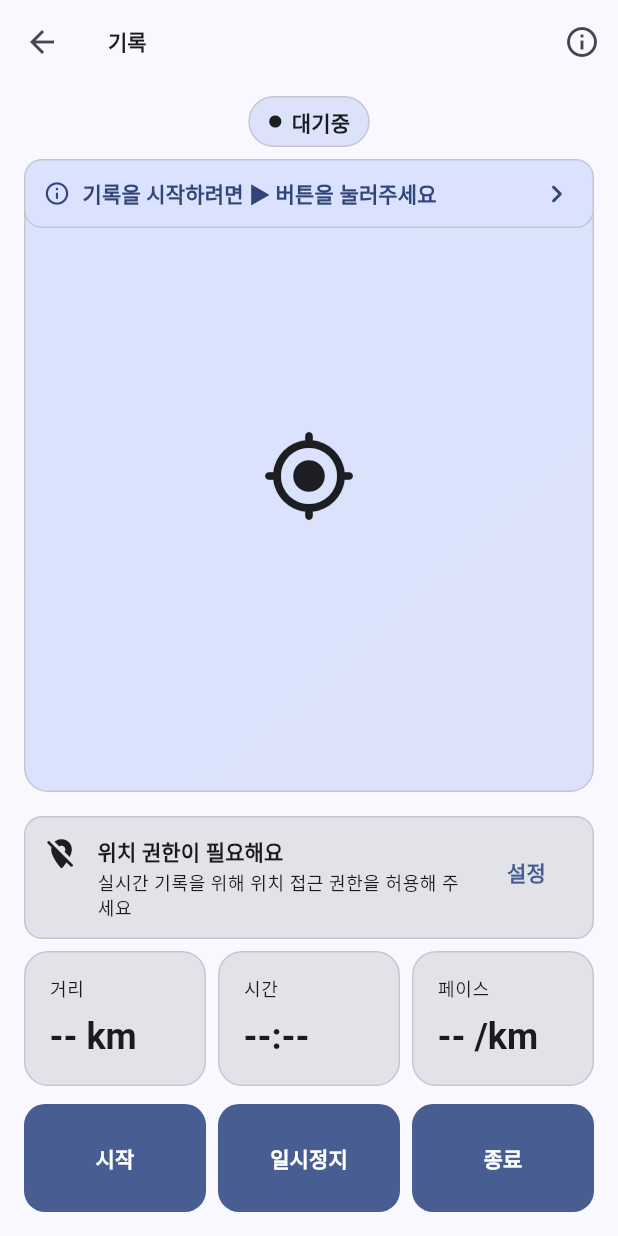
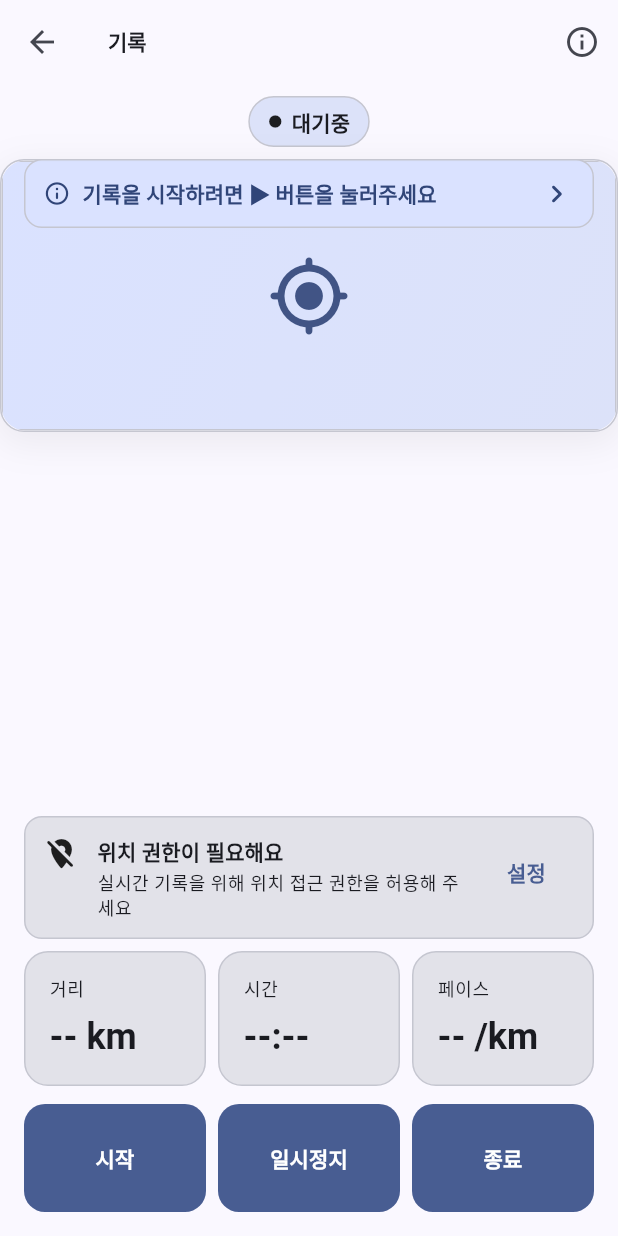
Before and after one commit to Leedoseo/RouteLog_project, a Flutter app: the RecordScreen screen opened directly, on a phone screen of 412 x 824 dp. Run offline on Flutter 3.47's test engine with Material 3 defaults, Android fonts, the phone set to English and light mode, and no system bars.

Commit message:
finish_session_sheet.dart추가 map_placeholder.dart 수정 배럴에 추가

```diff
--- a/lib/features/record/widgets/map_placeholder.dart
+++ b/lib/features/record/widgets/map_placeholder.dart
@@ -1,24 +1,38 @@
 import 'package:flutter/material.dart';
+import 'package:routelog_project/core/widgets/soft_info_card.dart';
 
 class MapPlaceholder extends StatelessWidget {
-  const MapPlaceholder({super.key});
+  const MapPlaceholder({super.key, this.height = 180});
+
+  final double height;
 
   @override
   Widget build(BuildContext context) {
     final cs = Theme.of(context).colorScheme;
-    return Container(
-      margin: const EdgeInsets.symmetric(horizontal: 16),
-      decoration: BoxDecoration(
+
+    return SoftInfoCard(
+      padding: EdgeInsets.zero, // 카드 패딩 제거(지도를 꽉 채우는 룩)
+      child: ClipRRect(
         borderRadius: BorderRadius.circular(16),
-        border: Border.all(color: cs.outlineVariant),
-        gradient: LinearGradient(
-          begin: Alignment.topLeft,
-          end: Alignment.bottomRight,
-          colors: [cs.primaryContainer, cs.secondaryContainer],
+        child: Container(
+          height: height,
+          decoration: BoxDecoration(
+            // 현재 앱 톤에 맞춘 은은한 그라데이션 + 테두리
+            gradient: LinearGradient(
+              begin: Alignment.topLeft,
+              end: Alignment.bottomRight,
+              colors: [cs.primaryContainer, cs.secondaryContainer],
+            ),
+            border: Border.all(color: cs.outlineVariant),
+          ),
+          child: Center(
+            child: Icon(
+              Icons.my_location_rounded,
+              size: 56,
+              color: cs.onPrimaryContainer.withOpacity(0.9),
+            ),
+          ),
         ),
-      ),
-      child: const Center(
-        child: Icon(Icons.my_location_rounded, size: 64),
       ),
     );
   }
--- a/lib/features/record/widgets/widgets.dart
+++ b/lib/features/record/widgets/widgets.dart
@@ -7,3 +7,5 @@ export 'record_hud.dart';
 export 'auto_pause_dialog.dart';
 export 'record_finish_screen.dart';
 export 'record_banner.dart';
+export 'finish_session_sheet.dart';
+export 'record_timer_gauge_card.dart';
```
Also changed, not shown: lib/features/record/widgets/finish_session_sheet.dart (added, +78 -0 lines).
